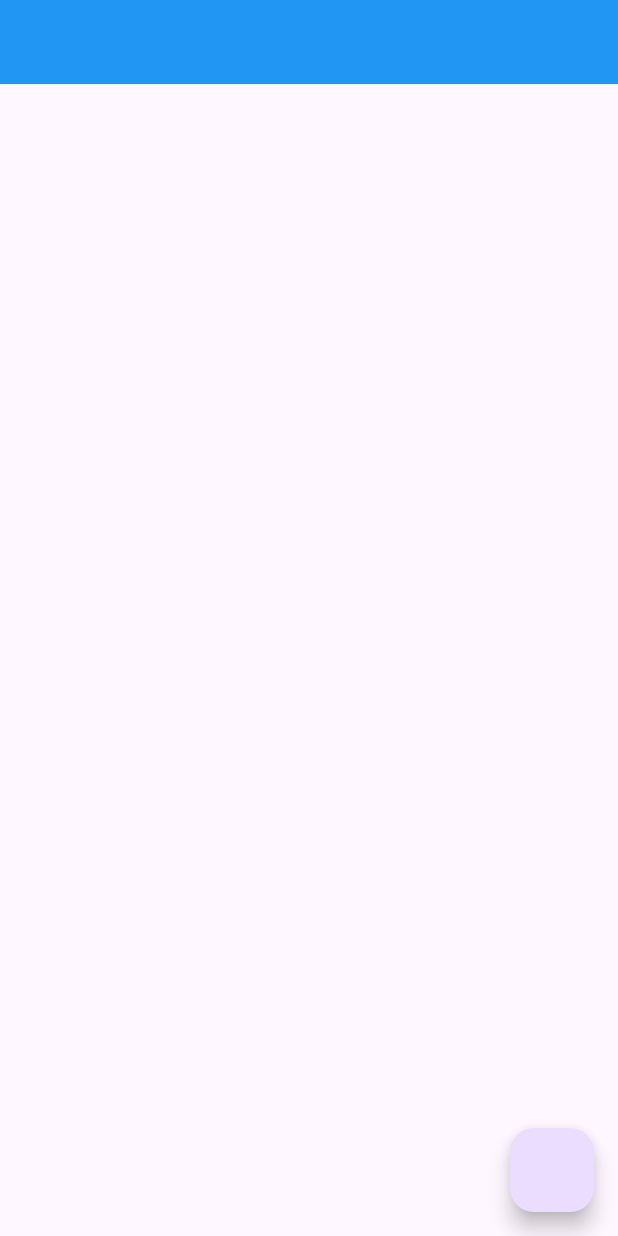
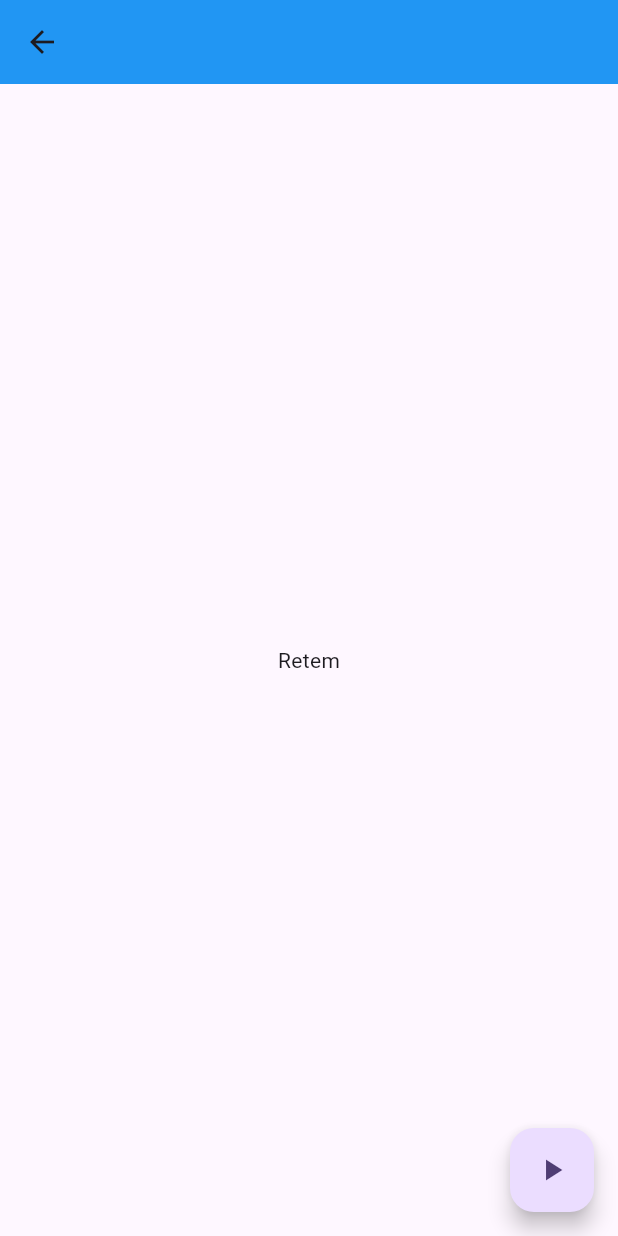
Before and after one commit to rodrigocc/respira_acao, a Flutter app: the BreathingComponent screen opened directly, on a phone screen of 412 x 824 dp. Run offline on Flutter 3.47's test engine with Material 2 defaults, Android fonts, the phone set to English and light mode, and no system bars; our stand-ins replace lottie.

Commit message:
Refactor : Refactor some pages

```diff
--- a/lib/features/animacao_na_mao.dart
+++ /dev/null
@@ -1,88 +0,0 @@
-import 'package:flutter/material.dart';
-
-class BreathingComponent extends StatefulWidget {
-  const BreathingComponent({super.key});
-
-  @override
-  _BreathingComponentState createState() => _BreathingComponentState();
-}
-
-class _BreathingComponentState extends State<BreathingComponent>
-    with SingleTickerProviderStateMixin {
-  late AnimationController _controller;
-  late Animation<double> _animation;
-
-  bool _breathExerciseStatus = false;
-
-  @override
-  void initState() {
-    super.initState();
-
-    // Create the animation controller
-    _controller = AnimationController(
-      duration: const Duration(seconds: 4),
-      vsync: this,
-    );
-
-    // Define the animation
-    _animation = Tween<double>(begin: 0, end: 1).animate(_controller);
-
-    // Start the animation
-  }
-
-  @override
-  void dispose() {
-    // Dispose the animation controller to free up resources
-    _controller.dispose();
-    super.dispose();
-  }
-
-  @override
-  Widget build(BuildContext context) {
-    return Scaffold(
-      appBar: AppBar(
-        backgroundColor: Colors.blue,
-      ),
-      floatingActionButton: FloatingActionButton(
-          onPressed: _breathExerciseStatus ? _stopBreath : _startBreath),
-      body: Column(
-        mainAxisAlignment: MainAxisAlignment.center,
-        children: [
-          AnimatedBuilder(
-            animation: _animation,
-            builder: (BuildContext context, Widget? child) {
-              return Center(
-                child: Container(
-                  decoration: BoxDecoration(
-                      color: Colors.blue,
-                      borderRadius: BorderRadius.circular(100)),
-                  // Use the animation value to control the properties of the container
-                  width: _animation.value * 150,
-                  height: _animation.value * 150,
-                ),
-              );
-            },
-          ),
-        ],
-      ),
-    );
-  }
-
-  void _startBreath() {
-    setState(() {
-      _breathExerciseStatus = true;
-
-      _controller.repeat(reverse: true);
-      Future.delayed(const Duration(seconds: 40), () {
-        _controller.stop();
-      });
-    });
-  }
-
-  void _stopBreath() {
-    setState(() {
-      _breathExerciseStatus = false;
-      _controller.stop();
-    });
-  }
-}
--- a/lib/my_app.dart
+++ b/lib/my_app.dart
@@ -1,6 +1,5 @@
 import 'package:flutter/material.dart';
-
-import 'features/animacao_na_mao.dart';
+import 'package:respira_acao/welcome_page.dart';
 
 class MyApp extends StatelessWidget {
   const MyApp({super.key});
@@ -13,7 +12,7 @@
         colorScheme: ColorScheme.fromSeed(seedColor: Colors.deepPurple),
         useMaterial3: true,
       ),
-      home: const BreathingComponent(),
+      home: const SplashPage(),
     );
   }
 }
```
Also changed, not shown: lib/features/animation_example.dart (deleted, +0 -87 lines), lib/features/initial_page.dart (added, +49 -0 lines), pubspec.yaml (+8 -14 lines), lib/features/introduction_page.dart (added), lib/laboratory/home_page.dart (renamed from lib/home_page.dart), pubspec.lock.
